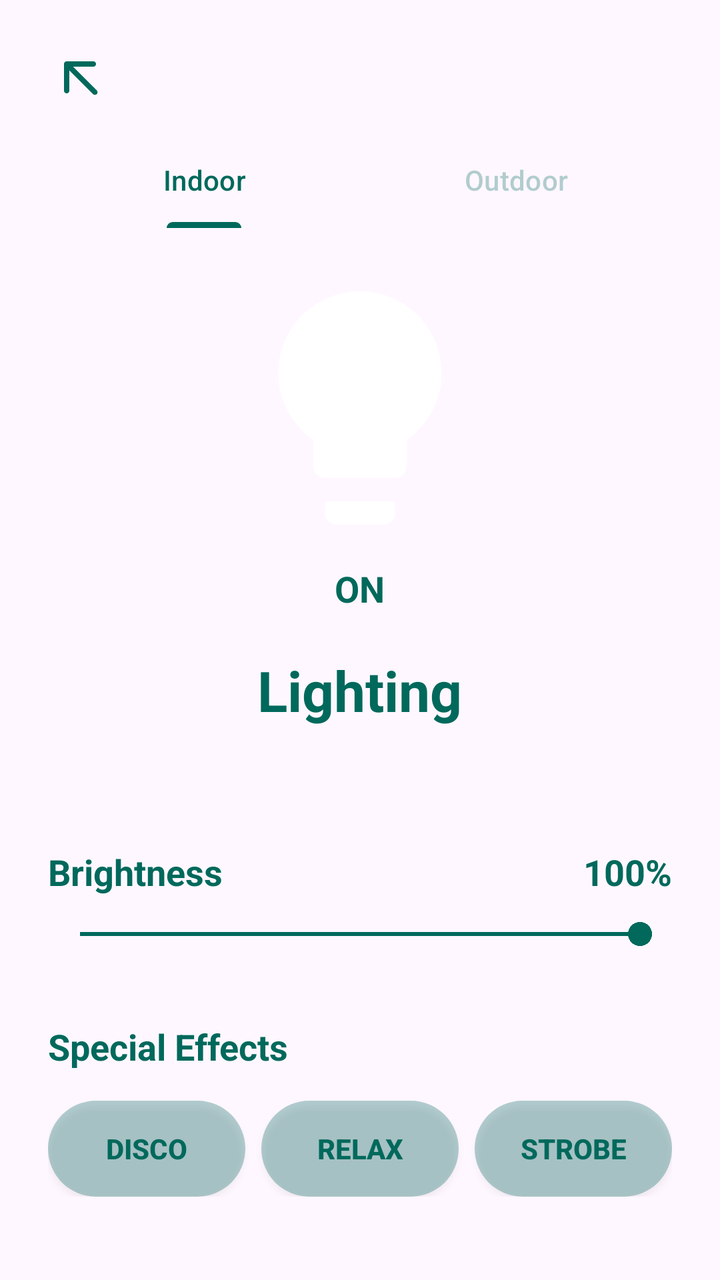
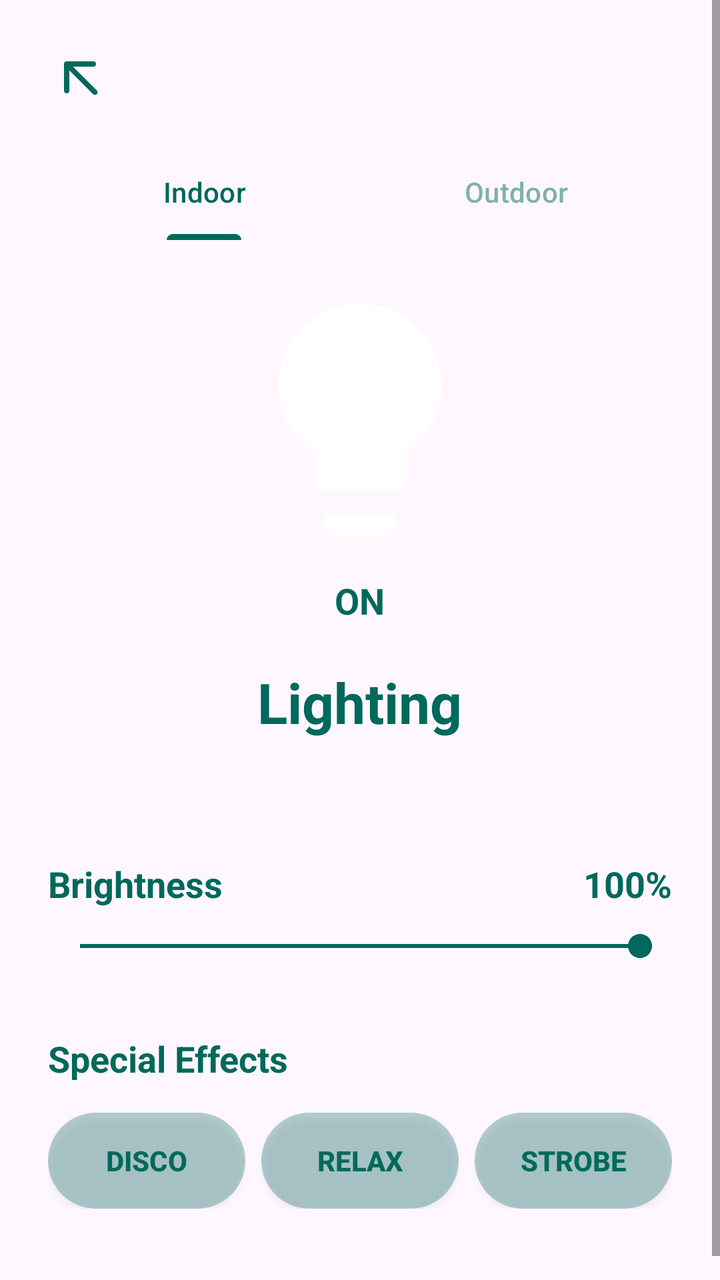

Before-and-after screenshots of an Android layout around one commit, followed by the original layout XML and the change that was made.
<!-- AndroidManifest.xml: application theme Theme.SmartHomeApp -->
<!-- res/layout/activity_lighting.xml -->
<?xml version="1.0" encoding="utf-8"?>
<ScrollView xmlns:android="http://schemas.android.com/apk/res/android"
    xmlns:app="http://schemas.android.com/apk/res-auto"
    android:layout_width="match_parent"
    android:layout_height="match_parent"
    android:background="?android:attr/windowBackground">

    <LinearLayout
        android:layout_width="match_parent"
        android:layout_height="wrap_content"
        android:orientation="vertical"
        android:padding="24dp"
        android:gravity="center_horizontal">

        <RelativeLayout
            android:layout_width="match_parent"
            android:layout_height="wrap_content">
            <ImageView
                android:id="@+id/btnBack"
                android:layout_width="32dp"
                android:layout_height="32dp"
                android:src="@drawable/ic_back"
                app:tint="#00695C"
                android:layout_alignParentStart="true" />
        </RelativeLayout>

        <com.google.android.material.tabs.TabLayout
            android:id="@+id/tabLightTarget"
            android:layout_width="match_parent"
            android:layout_height="wrap_content"
            android:layout_marginTop="10dp"
            android:background="@android:color/transparent"
            app:tabSelectedTextColor="#00695C"
            app:tabTextColor="#4D00695C"
            app:tabIndicatorColor="#00695C"
            app:tabRippleColor="@android:color/transparent">
            <com.google.android.material.tabs.TabItem
                android:layout_width="wrap_content"
                android:layout_height="wrap_content"
                android:text="Indoor" />
            <com.google.android.material.tabs.TabItem
                android:layout_width="wrap_content"
                android:layout_height="wrap_content"
                android:text="Outdoor" />
        </com.google.android.material.tabs.TabLayout>

        <ImageView
            android:id="@+id/ivLightButton"
            android:layout_width="140dp"
            android:layout_height="140dp"
            android:src="@drawable/ic_light_bulb"
            android:layout_marginTop="20dp"
            android:scaleType="fitCenter" />

        <TextView
            android:id="@+id/tvLightStatus"
            android:layout_width="wrap_content"
            android:layout_height="wrap_content"
            android:text="ON"
            android:textSize="18sp"
            android:textStyle="bold"
            android:textColor="#00695C"
            android:layout_marginTop="8dp"/>

        <TextView
            android:layout_width="wrap_content"
            android:layout_height="wrap_content"
            android:text="Lighting"
            android:textSize="28sp"
            android:textStyle="bold"
            android:textColor="#00695C"
            android:layout_marginTop="20dp"
            android:layout_marginBottom="25dp"/>

        <GridLayout
            android:id="@+id/colorGrid"
            android:layout_width="wrap_content"
            android:layout_height="wrap_content"
            android:columnCount="6"
            android:layout_gravity="center_horizontal"
            android:layout_marginBottom="35dp" />

        <LinearLayout
            android:layout_width="match_parent"
            android:layout_height="wrap_content"
            android:orientation="horizontal"
            android:layout_marginBottom="10dp">
            <TextView
                android:layout_width="0dp"
                android:layout_height="wrap_content"
                android:layout_weight="1"
                android:text="Brightness"
                android:textSize="18sp"
                android:textStyle="bold"
                android:textColor="#00695C" />
            <TextView
                android:id="@+id/tvBrightnessPercent"
                android:layout_width="wrap_content"
                android:layout_height="wrap_content"
                android:text="100%"
                android:textSize="18sp"
                android:textStyle="bold"
                android:textColor="#00695C" />
        </LinearLayout>

        <SeekBar
            android:id="@+id/brightnessSeekBar"
            android:layout_width="match_parent"
            android:layout_height="wrap_content"
            android:max="100"
            android:progress="100"
            android:progressTint="#00695C"
            android:thumbTint="#00695C"
            android:layout_marginBottom="35dp"/>

        <TextView
            android:layout_width="match_parent"
            android:layout_height="wrap_content"
            android:text="Special Effects"
            android:textSize="18sp"
            android:textStyle="bold"
            android:textColor="#00695C"
            android:layout_marginBottom="15dp"/>

        <LinearLayout
            android:layout_width="match_parent"
            android:layout_height="wrap_content"
            android:orientation="horizontal"
            android:weightSum="3">

            <androidx.appcompat.widget.AppCompatButton
                android:id="@+id/btnDisco"
                android:layout_width="0dp"
                android:layout_height="wrap_content"
                android:layout_weight="1"
                android:text="Disco"
                android:textStyle="bold"
                android:textColor="#00695C"
                android:background="@drawable/bg_heating_button"
                android:layout_marginEnd="8dp"/>

            <androidx.appcompat.widget.AppCompatButton
                android:id="@+id/btnRelax"
                android:layout_width="0dp"
                android:layout_height="wrap_content"
                android:layout_weight="1"
                android:text="Relax"
                android:textStyle="bold"
                android:textColor="#00695C"
                android:background="@drawable/bg_heating_button"
                android:layout_marginEnd="8dp"/>

            <androidx.appcompat.widget.AppCompatButton
                android:id="@+id/btnStrobe"
                android:layout_width="0dp"
                android:layout_height="wrap_content"
                android:layout_weight="1"
                android:text="Strobe"
                android:textStyle="bold"
                android:textColor="#00695C"
                android:background="@drawable/bg_heating_button"/>
        </LinearLayout>

        <LinearLayout
            android:id="@+id/layoutAutoMode"
            android:layout_width="match_parent"
            android:layout_height="wrap_content"
            android:orientation="horizontal"
            android:padding="16dp"
            android:gravity="center_vertical"
            android:visibility="gone"> <TextView
            android:layout_width="0dp"
            android:layout_height="wrap_content"
            android:layout_weight="1"
            android:text="Auto Night Mode"
            android:textColor="#00695C"
            android:textSize="18sp"
            android:textStyle="bold" />

            <com.google.android.material.switchmaterial.SwitchMaterial
                android:id="@+id/switchAutoMode"
                android:layout_width="wrap_content"
                android:layout_height="wrap_content"
                app:thumbTint="#00695C"
                app:trackTint="#4D00695C" />
        </LinearLayout>

    </LinearLayout>
</ScrollView>
<!-- resources referenced by this layout -->
<resources>
  <!-- drawable bg_heating_button (drawable) -->
  <?xml version="1.0" encoding="utf-8"?>
  <selector xmlns:android="http://schemas.android.com/apk/res/android">
      <item android:state_pressed="true">
          <shape android:shape="rectangle">
              <solid android:color="#9900695C"/> <corners android:radius="24dp"/> </shape>
      </item>
  
      <item>
          <shape android:shape="rectangle">
              <solid android:color="#4D00695C"/> <corners android:radius="24dp"/>
          </shape>
      </item>
  </selector>
  <!-- drawable ic_back (drawable) -->
  <vector xmlns:android="http://schemas.android.com/apk/res/android" android:height="24dp" android:tint="#000000" android:viewportHeight="960" android:viewportWidth="960" android:width="24dp">
        
      <path android:fillColor="@android:color/white" android:pathData="M320,336L320,640Q320,657 308.5,668.5Q297,680 280,680Q263,680 251.5,668.5Q240,657 240,640L240,240Q240,223 251.5,211.5Q263,200 280,200L680,200Q697,200 708.5,211.5Q720,223 720,240Q720,257 708.5,268.5Q697,280 680,280L376,280L732,636Q743,647 743,664Q743,681 732,692Q721,703 704,703Q687,703 676,692L320,336Z"/>
      
  </vector>
  <!-- drawable ic_light_bulb (drawable) -->
  <?xml version="1.0" encoding="utf-8"?>
  <vector xmlns:android="http://schemas.android.com/apk/res/android"
      android:width="24dp"
      android:height="24dp"
      android:viewportWidth="24"
      android:viewportHeight="24">
      <path
          android:fillColor="#FFFFFF"
          android:pathData="M12,2C8.13,2 5,5.13 5,9c0,2.38 1.19,4.47 3,5.74L8,17c0,0.55 0.45,1 1,1h6c0.55,0 1,-0.45 1,-1v-2.26c1.81,-1.27 3,-3.36 3,-5.74 0,-3.87 -3.13,-7 -7,-7zM9,21c0,0.55 0.45,1 1,1h4c0.55,0 1,-0.45 1,-1v-1L9,20v1z"/>
  </vector>
  <style name="Theme.SmartHomeApp" parent="Base.Theme.SmartHomeApp" />
  <style name="Base.Theme.SmartHomeApp" parent="Theme.Material3.DayNight.NoActionBar">
          
          
      </style>
</resources>

<!-- the commit's change to res/layout/activity_lighting.xml (unified diff, before → after) -->
@@ -28,12 +28,11 @@
             android:id="@+id/tabLightTarget"
             android:layout_width="match_parent"
             android:layout_height="wrap_content"
-            android:layout_marginTop="10dp"
+            android:layout_marginTop="16dp"
             android:background="@android:color/transparent"
             app:tabSelectedTextColor="#00695C"
-            app:tabTextColor="#4D00695C"
-            app:tabIndicatorColor="#00695C"
-            app:tabRippleColor="@android:color/transparent">
+            app:tabTextColor="#8000695C"
+            app:tabIndicatorColor="#00695C">
             <com.google.android.material.tabs.TabItem
                 android:layout_width="wrap_content"
                 android:layout_height="wrap_content"
@@ -65,7 +64,7 @@
         <TextView
             android:layout_width="wrap_content"
             android:layout_height="wrap_content"
-            android:text="Lighting"
+            android:text="@string/title_lighting"
             android:textSize="28sp"
             android:textStyle="bold"
             android:textColor="#00695C"
@@ -89,7 +88,7 @@
                 android:layout_width="0dp"
                 android:layout_height="wrap_content"
                 android:layout_weight="1"
-                android:text="Brightness"
+                android:text="@string/label_brightness"
                 android:textSize="18sp"
                 android:textStyle="bold"
                 android:textColor="#00695C" />
@@ -116,7 +115,7 @@
         <TextView
             android:layout_width="match_parent"
             android:layout_height="wrap_content"
-            android:text="Special Effects"
+            android:text="@string/label_special_effects"
             android:textSize="18sp"
             android:textStyle="bold"
             android:textColor="#00695C"
@@ -126,14 +125,15 @@
             android:layout_width="match_parent"
             android:layout_height="wrap_content"
             android:orientation="horizontal"
-            android:weightSum="3">
+            android:weightSum="3"
+            android:layout_marginBottom="24dp">
 
             <androidx.appcompat.widget.AppCompatButton
                 android:id="@+id/btnDisco"
                 android:layout_width="0dp"
                 android:layout_height="wrap_content"
                 android:layout_weight="1"
-                android:text="Disco"
+                android:text="@string/btn_disco"
                 android:textStyle="bold"
                 android:textColor="#00695C"
                 android:background="@drawable/bg_heating_button"
@@ -144,7 +144,7 @@
                 android:layout_width="0dp"
                 android:layout_height="wrap_content"
                 android:layout_weight="1"
-                android:text="Relax"
+                android:text="@string/btn_relax"
                 android:textStyle="bold"
                 android:textColor="#00695C"
                 android:background="@drawable/bg_heating_button"
@@ -155,7 +155,7 @@
                 android:layout_width="0dp"
                 android:layout_height="wrap_content"
                 android:layout_weight="1"
-                android:text="Strobe"
+                android:text="@string/btn_strobe"
                 android:textStyle="bold"
                 android:textColor="#00695C"
                 android:background="@drawable/bg_heating_button"/>
@@ -168,14 +168,16 @@
             android:orientation="horizontal"
             android:padding="16dp"
             android:gravity="center_vertical"
-            android:visibility="gone"> <TextView
-            android:layout_width="0dp"
-            android:layout_height="wrap_content"
-            android:layout_weight="1"
-            android:text="Auto Night Mode"
-            android:textColor="#00695C"
-            android:textSize="18sp"
-            android:textStyle="bold" />
+            android:visibility="gone">
+
+            <TextView
+                android:layout_width="0dp"
+                android:layout_height="wrap_content"
+                android:layout_weight="1"
+                android:text="Auto Night Mode"
+                android:textColor="#00695C"
+                android:textSize="18sp"
+                android:textStyle="bold" />
 
             <com.google.android.material.switchmaterial.SwitchMaterial
                 android:id="@+id/switchAutoMode"
<!-- resource entries referenced after the edit -->
@@ -31,6 +31,12 @@
           android:fillColor="#FFFFFF"
           android:pathData="M12,2C8.13,2 5,5.13 5,9c0,2.38 1.19,4.47 3,5.74L8,17c0,0.55 0.45,1 1,1h6c0.55,0 1,-0.45 1,-1v-2.26c1.81,-1.27 3,-3.36 3,-5.74 0,-3.87 -3.13,-7 -7,-7zM9,21c0,0.55 0.45,1 1,1h4c0.55,0 1,-0.45 1,-1v-1L9,20v1z"/>
   </vector>
+  <string name="btn_disco">Disco</string>
+  <string name="btn_relax">Relax</string>
+  <string name="btn_strobe">Strobe</string>
+  <string name="label_brightness">Brightness</string>
+  <string name="label_special_effects">Special Effects</string>
+  <string name="title_lighting">Lighting</string>
   <style name="Theme.SmartHomeApp" parent="Base.Theme.SmartHomeApp" />
   <style name="Base.Theme.SmartHomeApp" parent="Theme.Material3.DayNight.NoActionBar">
           
